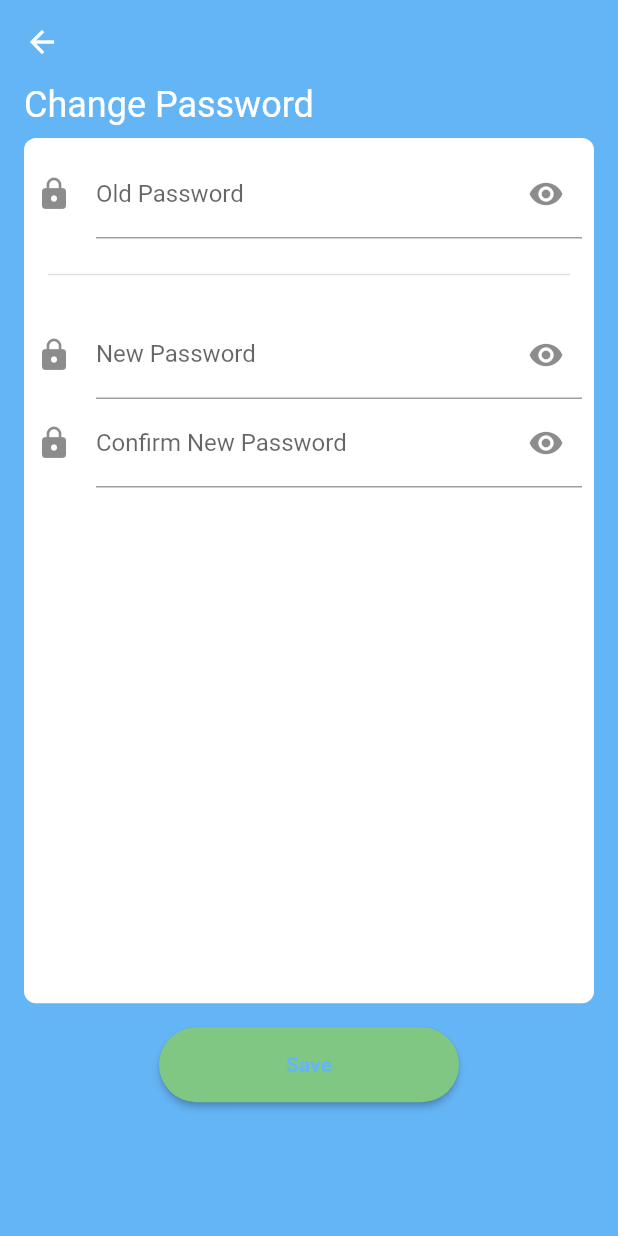
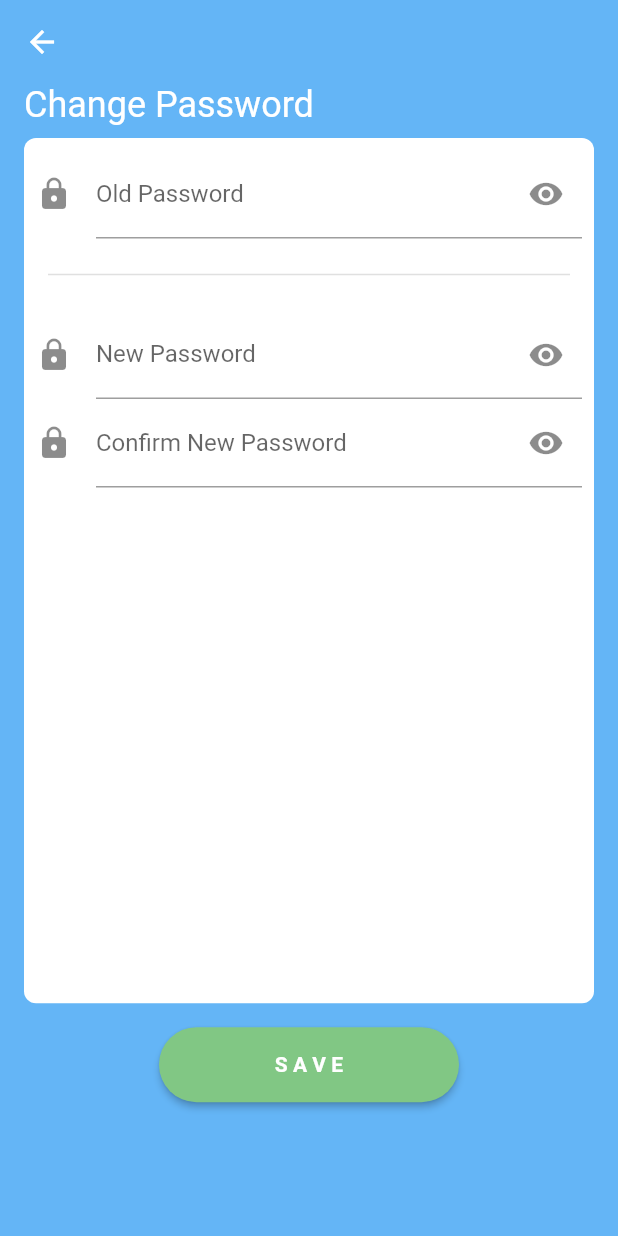
Before and after one commit to qonythazu/revisiPAPB, a Flutter app: the ChangePasswordMaster screen opened directly, on a phone screen of 412 x 824 dp. Run offline on Flutter 3.47's test engine with Material 2 defaults, Android fonts, the phone set to English and light mode, and no system bars.

Commit message:
tau ah bodo (edit button btw)

```diff
--- a/lib/changepassword.dart
+++ b/lib/changepassword.dart
@@ -51,9 +51,10 @@ class _ChangePasswordMasterState extends State<ChangePasswordMaster> {
             ),
             Center(
               child: MyButton(
-                text: "Save",
+                text: "S A V E",
                 onPressed: (){},
-                color: Colors.green.shade300,
+                btnColor: Colors.green.shade300,
+                txtColor: Colors.white,
               )
             )
           ],
--- a/lib/generatepassword.dart
+++ b/lib/generatepassword.dart
@@ -51,11 +51,12 @@ class _GeneratePasswordState extends State<GeneratePassword> {
             ),
             Center(
               child: MyButton(text:
-                "Select",
+                "S E L E C T",
                 onPressed: (){
                   Navigator.pop(context, generatedPassword);
                 },
-                color: Colors.green.shade300,
+                btnColor: Colors.green.shade300,
+                txtColor: Colors.white,
               ),
             )
           ],
--- a/lib/main.dart
+++ b/lib/main.dart
@@ -111,7 +111,8 @@ class _LoginPageState extends State<LoginPage> {
                           )
                         );
                       },
-                      color: Colors.yellow.shade300,
+                      btnColor: Colors.yellow.shade300,
+                      txtColor: Colors.blue.shade300,
                     )
                   ],
                 ),
@@ -222,7 +223,8 @@ class _RegisterPageState extends State<RegisterPage> {
                           )
                         );
                       },
-                      color: Colors.yellow.shade300,
+                      btnColor: Colors.yellow.shade300,
+                      txtColor: Colors.blue.shade300,
                     )
                   ],
                 ),
--- a/lib/nambahform.dart
+++ b/lib/nambahform.dart
@@ -141,9 +141,10 @@ class _CreateCredentialState extends State<CreateCredential> {
             ),
             Center(
               child: MyButton(
-                text: "Save",
+                text: "S A V E",
                 onPressed: (){},
-                color: Colors.green.shade300,
+                btnColor: Colors.green.shade300,
+                txtColor: Colors.white,
               )
             )
           ],
--- a/lib/widget/my_button.dart
+++ b/lib/widget/my_button.dart
@@ -8,12 +8,13 @@ class MyButton extends StatefulWidget {
     {super.key,
     required this.text,
     required this.onPressed,
-    required this.color
+    required this.btnColor, required this.txtColor
     }
   );
   final String text;
   final GestureTapCallback onPressed;
-  final Color color;
+  final Color btnColor;
+  final Color txtColor;
 
   @override
   State<MyButton> createState() => _MyButtonState();
@@ -27,7 +28,7 @@ class _MyButtonState extends State<MyButton> {
       child: ElevatedButton(
         onPressed: widget.onPressed,
         style: ElevatedButton.styleFrom(
-          backgroundColor: widget.color,
+          backgroundColor: widget.btnColor,
           shape: const StadiumBorder(),
           minimumSize: const Size(200, 50)
         ),
@@ -35,7 +36,7 @@ class _MyButtonState extends State<MyButton> {
           widget.text,
           style: TextStyle(
             fontWeight: FontWeight.w700,
-            color: Colors.blue.shade300
+            color: widget.txtColor
           ),
         )),
     );
```
